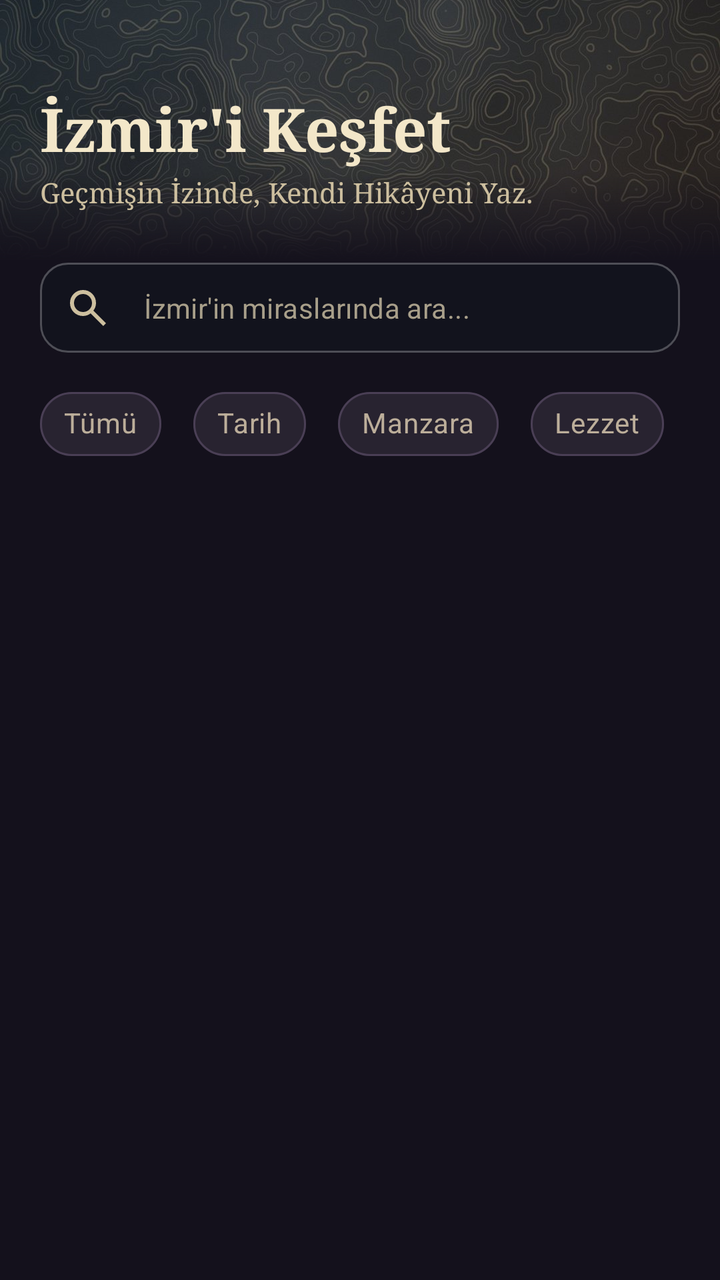
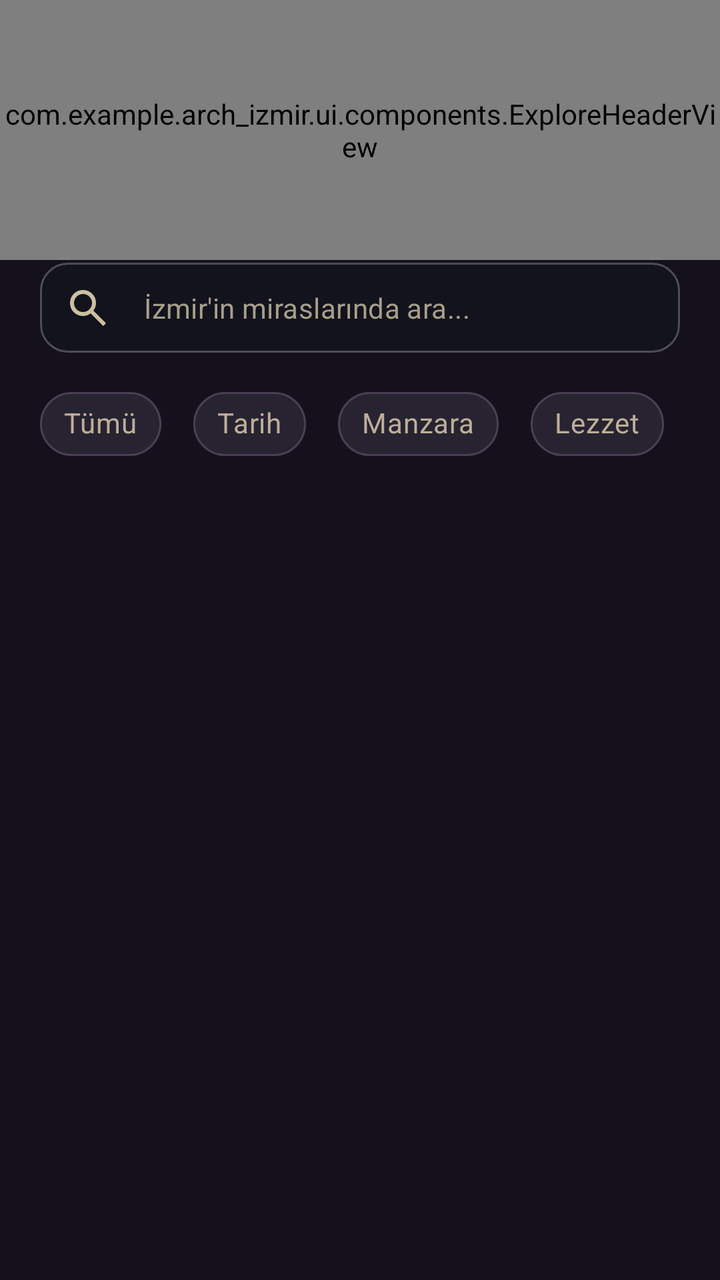

The first picture is an Android layout as it rendered before a commit; the second is the same layout after the commit. The layout source and the unified diff follow.
<!-- AndroidManifest.xml: application theme Theme.Arch_Izmir -->
<!-- res/layout/fragment_home.xml -->
<?xml version="1.0" encoding="utf-8"?>
<LinearLayout xmlns:android="http://schemas.android.com/apk/res/android"
    xmlns:app="http://schemas.android.com/apk/res-auto"
    android:layout_width="match_parent"
    android:layout_height="match_parent"
    android:background="#14111C"
    android:orientation="vertical">


    <FrameLayout
        android:layout_width="match_parent"
        android:layout_height="130dp">

        
        <com.google.android.material.imageview.ShapeableImageView
            android:layout_width="match_parent"
            android:layout_height="match_parent"
            android:contentDescription="@null"
            android:scaleType="centerCrop"
            android:src="@drawable/img_header_bg" />

        
        <View
            android:layout_width="match_parent"
            android:layout_height="44dp"
            android:layout_gravity="bottom"
            android:background="@drawable/bg_header_fade" />

        <LinearLayout
            android:layout_width="match_parent"
            android:layout_height="wrap_content"
            android:orientation="vertical"
            android:paddingStart="20dp"
            android:paddingTop="44dp"
            android:paddingEnd="20dp">

            <com.google.android.material.textview.MaterialTextView
                android:layout_width="wrap_content"
                android:layout_height="wrap_content"
                android:fontFamily="serif"
                android:text="@string/discover_izmir"
                android:textColor="#F3E7C9"
                android:textSize="30sp"
                android:textStyle="bold" />

            <com.google.android.material.textview.MaterialTextView
                android:layout_width="wrap_content"
                android:layout_height="wrap_content"
                android:layout_marginTop="2dp"
                android:fontFamily="serif"
                android:text="@string/home_sub_string"
                android:textColor="#CDBF9F"
                android:textSize="14sp" />
        </LinearLayout>
    </FrameLayout>

    
    <LinearLayout
        android:layout_width="match_parent"
        android:layout_height="wrap_content"
        android:orientation="vertical"
        android:paddingStart="20dp"
        android:paddingEnd="20dp"
        android:paddingBottom="8dp">

        
        <com.google.android.material.textfield.TextInputLayout
            android:id="@+id/tilSearch"
            style="@style/Widget.MaterialComponents.TextInputLayout.OutlinedBox.Dense"
            android:layout_width="match_parent"
            android:layout_height="wrap_content"
            app:boxBackgroundColor="#66101820"
            app:boxCornerRadiusBottomEnd="14dp"
            app:boxCornerRadiusBottomStart="14dp"
            app:boxCornerRadiusTopEnd="14dp"
            app:boxCornerRadiusTopStart="14dp"
            app:boxStrokeColor="@drawable/search_stroke"
            app:boxStrokeWidth="1dp"
            app:boxStrokeWidthFocused="1.5dp"
            app:endIconMode="clear_text"
            app:endIconTint="#CDBF9F"
            app:hintEnabled="false"
            app:startIconDrawable="@drawable/ic_search"
            app:startIconTint="#CDBF9F">

            <com.google.android.material.textfield.TextInputEditText
                android:id="@+id/etSearch"
                android:layout_width="match_parent"
                android:layout_height="wrap_content"
                android:hint="@string/heritage_izmir"
                android:imeOptions="actionSearch"
                android:inputType="text"
                android:maxLines="1"
                android:textColor="#FFFFFF"
                android:textColorHint="#A89F8A"
                android:textSize="14sp" />
        </com.google.android.material.textfield.TextInputLayout>

        
        <HorizontalScrollView
            android:layout_width="match_parent"
            android:layout_height="wrap_content"
            android:layout_marginTop="10dp"
            android:scrollbars="none">

            <com.google.android.material.chip.ChipGroup
                android:id="@+id/chipGroup"
                android:layout_width="wrap_content"
                android:layout_height="wrap_content"
                app:selectionRequired="true"
                app:singleLine="true"
                app:singleSelection="true">

                <com.google.android.material.chip.Chip
                    android:id="@+id/chipAll"
                    android:checked="true"
                    android:text="@string/all"
                    style="@style/CustomChipStyle" />

                <com.google.android.material.chip.Chip
                    android:id="@+id/chipHistory"
                    style="@style/CustomChipStyle"
                    android:text="@string/history" />

                <com.google.android.material.chip.Chip
                    android:id="@+id/chipView"
                    style="@style/CustomChipStyle"
                    android:text="@string/view"/>

                <com.google.android.material.chip.Chip
                    android:id="@+id/chipFlavor"
                    style="@style/CustomChipStyle"
                    android:text="@string/flavor"
                    />

                <com.google.android.material.chip.Chip
                    android:id="@+id/chipSea"
                    style="@style/CustomChipStyle"
                    android:text="@string/sea" />
            </com.google.android.material.chip.ChipGroup>
        </HorizontalScrollView>
    </LinearLayout>

    
    <androidx.recyclerview.widget.RecyclerView
        android:id="@+id/rvPlaces"
        android:layout_width="match_parent"
        android:layout_height="0dp"
        android:layout_weight="1"
        android:clipToPadding="false"
        android:layout_marginHorizontal="24dp"/>
</LinearLayout>
<!-- resources referenced by this layout -->
<resources>
  <!-- drawable bg_header_fade (drawable) -->
  <?xml version="1.0" encoding="utf-8"?>
  <shape xmlns:android="http://schemas.android.com/apk/res/android" android:shape="rectangle">
      
      <gradient
          android:angle="90"
          android:startColor="#14111C"
          android:endColor="#0014111C" />
  </shape>
  <!-- drawable ic_search (drawable) -->
  <vector xmlns:android="http://schemas.android.com/apk/res/android" android:height="24dp" android:tint="#E1D9D9" android:viewportHeight="960" android:viewportWidth="960" android:width="24dp">
        
      <path android:fillColor="@android:color/white" android:pathData="M784,840L532,588Q502,612 463,626Q424,640 380,640Q271,640 195.5,564.5Q120,489 120,380Q120,271 195.5,195.5Q271,120 380,120Q489,120 564.5,195.5Q640,271 640,380Q640,424 626,463Q612,502 588,532L840,784L784,840ZM380,560Q455,560 507.5,507.5Q560,455 560,380Q560,305 507.5,252.5Q455,200 380,200Q305,200 252.5,252.5Q200,305 200,380Q200,455 252.5,507.5Q305,560 380,560Z"/>
      
  </vector>
  <!-- drawable img_header_bg: jpg bitmap (drawable, 129216 bytes) -->
  <!-- drawable search_stroke (drawable) -->
  <?xml version="1.0" encoding="utf-8"?>
  <selector xmlns:android="http://schemas.android.com/apk/res/android">
      
      <item android:color="#E8C766" android:state_focused="true" />
      <item android:color="#40FFFFFF" />
  </selector>
  <string name="all">Tümü</string>
  <string name="discover_izmir">İzmir\'i Keşfet</string>
  <string name="flavor">Lezzet</string>
  <string name="heritage_izmir">İzmir\'in miraslarında ara...</string>
  <string name="history">Tarih</string>
  <string name="home_sub_string">Geçmişin İzinde, Kendi Hikâyeni Yaz.</string>
  <string name="sea">Deniz</string>
  <string name="view">Manzara</string>
  <style name="CustomChipStyle" parent="Widget.MaterialComponents.Chip.Choice">
          
          <item name="chipBackgroundColor">@color/chip_bg_normal</item>
          <item name="android:textColor">@color/chip_text_normal</item>
  
          
          <item name="chipStrokeColor">@color/chip_stroke_color</item>
          <item name="chipStrokeWidth">1dp</item>
          <item name="rippleColor">@color/chip_bg_selected</item>
  
          
          <item name="android:layout_width">wrap_content</item>
          <item name="android:layout_height">wrap_content</item>
          <item name="android:layout_marginEnd">8dp</item>
      </style>
  <style name="Theme.Arch_Izmir" parent="Base.Theme.Arch_Izmir" />
  <color name="chip_bg_normal">#282330</color>
  <color name="chip_text_normal">#BCAE9A</color>
  <color name="chip_stroke_color">#4A3F55</color>
  <color name="chip_bg_selected">#D2AC67</color>
  <style name="Base.Theme.Arch_Izmir" parent="Theme.Material3.DayNight.NoActionBar">
          
          
      </style>
</resources>

<!-- the commit's change to res/layout/fragment_home.xml (unified diff, before → after) -->
@@ -7,52 +7,14 @@
     android:orientation="vertical">
 
 
-    <FrameLayout
+    <com.example.arch_izmir.ui.components.ExploreHeaderView
+        android:id="@+id/exploreHeader"
         android:layout_width="match_parent"
-        android:layout_height="130dp">
-
-        
-        <com.google.android.material.imageview.ShapeableImageView
-            android:layout_width="match_parent"
-            android:layout_height="match_parent"
-            android:contentDescription="@null"
-            android:scaleType="centerCrop"
-            android:src="@drawable/img_header_bg" />
-
-        
-        <View
-            android:layout_width="match_parent"
-            android:layout_height="44dp"
-            android:layout_gravity="bottom"
-            android:background="@drawable/bg_header_fade" />
-
-        <LinearLayout
-            android:layout_width="match_parent"
-            android:layout_height="wrap_content"
-            android:orientation="vertical"
-            android:paddingStart="20dp"
-            android:paddingTop="44dp"
-            android:paddingEnd="20dp">
-
-            <com.google.android.material.textview.MaterialTextView
-                android:layout_width="wrap_content"
-                android:layout_height="wrap_content"
-                android:fontFamily="serif"
-                android:text="@string/discover_izmir"
-                android:textColor="#F3E7C9"
-                android:textSize="30sp"
-                android:textStyle="bold" />
-
-            <com.google.android.material.textview.MaterialTextView
-                android:layout_width="wrap_content"
-                android:layout_height="wrap_content"
-                android:layout_marginTop="2dp"
-                android:fontFamily="serif"
-                android:text="@string/home_sub_string"
-                android:textColor="#CDBF9F"
-                android:textSize="14sp" />
-        </LinearLayout>
-    </FrameLayout>
+        android:layout_height="130dp"
+        app:layout_constraintStart_toStartOf="parent"
+        app:layout_constraintTop_toTopOf="parent"
+        app:layout_constraintEnd_toEndOf="parent"
+        app:layout_constraintBottom_toBottomOf="parent"/>
 
     
     <LinearLayout
<!-- resource entries referenced after the edit -->
@@ -1,21 +1,11 @@
 <!-- resources referenced by this layout -->
 <resources>
-  <!-- drawable bg_header_fade (drawable) -->
-  <?xml version="1.0" encoding="utf-8"?>
-  <shape xmlns:android="http://schemas.android.com/apk/res/android" android:shape="rectangle">
-      
-      <gradient
-          android:angle="90"
-          android:startColor="#14111C"
-          android:endColor="#0014111C" />
-  </shape>
   <!-- drawable ic_search (drawable) -->
   <vector xmlns:android="http://schemas.android.com/apk/res/android" android:height="24dp" android:tint="#E1D9D9" android:viewportHeight="960" android:viewportWidth="960" android:width="24dp">
         
       <path android:fillColor="@android:color/white" android:pathData="M784,840L532,588Q502,612 463,626Q424,640 380,640Q271,640 195.5,564.5Q120,489 120,380Q120,271 195.5,195.5Q271,120 380,120Q489,120 564.5,195.5Q640,271 640,380Q640,424 626,463Q612,502 588,532L840,784L784,840ZM380,560Q455,560 507.5,507.5Q560,455 560,380Q560,305 507.5,252.5Q455,200 380,200Q305,200 252.5,252.5Q200,305 200,380Q200,455 252.5,507.5Q305,560 380,560Z"/>
       
   </vector>
-  <!-- drawable img_header_bg: jpg bitmap (drawable, 129216 bytes) -->
   <!-- drawable search_stroke (drawable) -->
   <?xml version="1.0" encoding="utf-8"?>
   <selector xmlns:android="http://schemas.android.com/apk/res/android">
@@ -24,11 +14,9 @@
       <item android:color="#40FFFFFF" />
   </selector>
   <string name="all">Tümü</string>
-  <string name="discover_izmir">İzmir\'i Keşfet</string>
   <string name="flavor">Lezzet</string>
   <string name="heritage_izmir">İzmir\'in miraslarında ara...</string>
   <string name="history">Tarih</string>
-  <string name="home_sub_string">Geçmişin İzinde, Kendi Hikâyeni Yaz.</string>
   <string name="sea">Deniz</string>
   <string name="view">Manzara</string>
   <style name="CustomChipStyle" parent="Widget.MaterialComponents.Chip.Choice">
